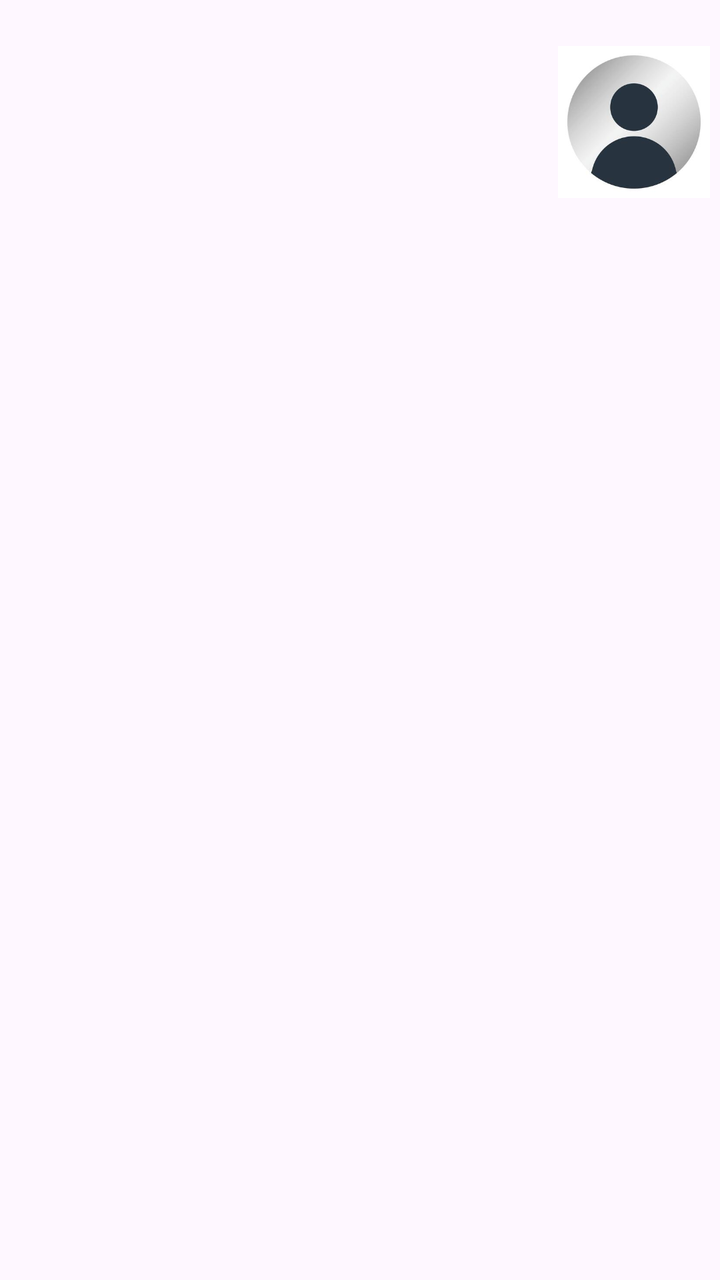
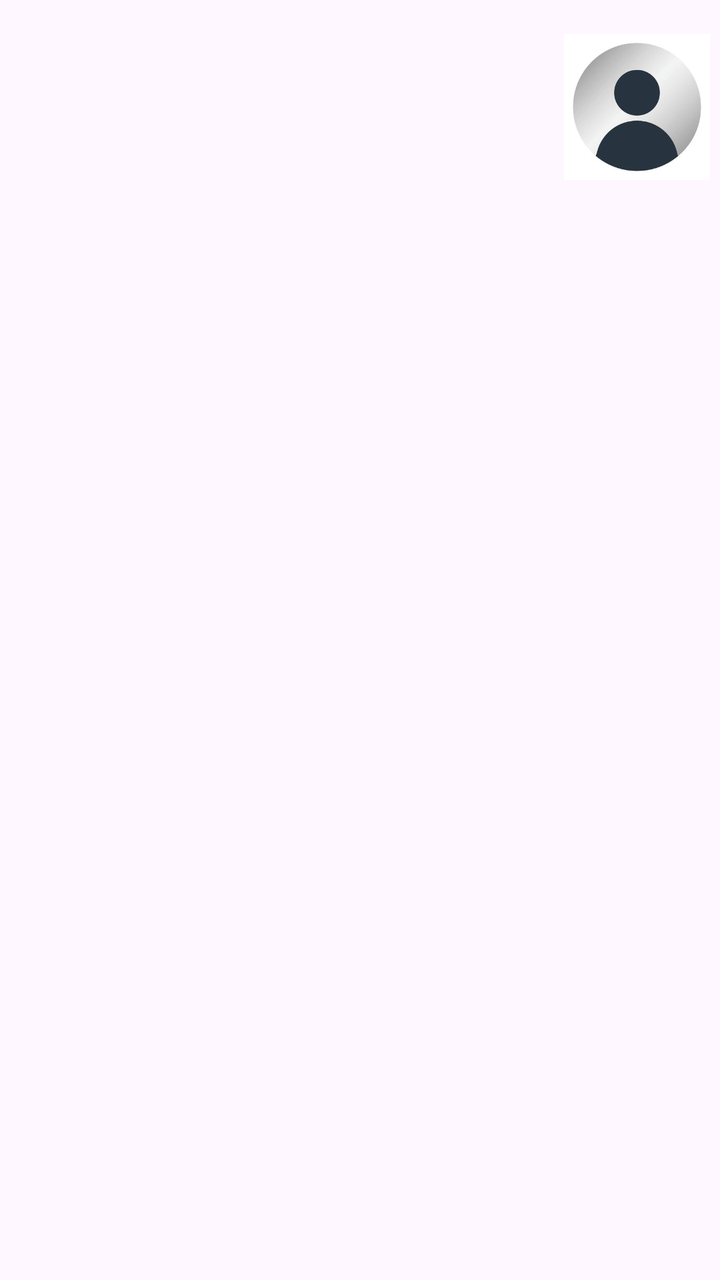

The first picture is an Android layout as it rendered before a commit; the second is the same layout after the commit. The layout source and the unified diff follow.
<!-- AndroidManifest.xml: application theme Theme.SOFE4640UFinalProject -->
<!-- res/layout/activity_homepage.xml -->
<?xml version="1.0" encoding="utf-8"?>
<androidx.constraintlayout.widget.ConstraintLayout xmlns:android="http://schemas.android.com/apk/res/android"
    xmlns:app="http://schemas.android.com/apk/res-auto"
    xmlns:tools="http://schemas.android.com/tools"
    android:id="@+id/main"
    android:layout_width="match_parent"
    android:layout_height="match_parent"
    tools:context=".Homepage">

    <ImageButton
        android:id="@+id/profileButton"
        android:layout_width="76dp"
        android:layout_height="112dp"
        android:background="@null"
        android:scaleType="fitCenter"
        android:src="@drawable/Profile"
        android:layout_margin="5dp"
        app:layout_constraintEnd_toEndOf="parent"
        app:layout_constraintTop_toTopOf="parent" />
</androidx.constraintlayout.widget.ConstraintLayout>
<!-- resources referenced by this layout -->
<resources>
  <!-- drawable Profile: jpg bitmap (drawable, 5847 bytes) -->
  <style name="Theme.SOFE4640UFinalProject" parent="Base.Theme.SOFE4640UFinalProject" />
  <style name="Base.Theme.SOFE4640UFinalProject" parent="Theme.Material3.DayNight.NoActionBar">
          
          
      </style>
</resources>

<!-- the commit's change to res/layout/activity_homepage.xml (unified diff, before → after) -->
@@ -9,12 +9,12 @@
 
     <ImageButton
         android:id="@+id/profileButton"
-        android:layout_width="76dp"
-        android:layout_height="112dp"
+        android:layout_width="73dp"
+        android:layout_height="97dp"
+        android:layout_margin="5dp"
         android:background="@null"
         android:scaleType="fitCenter"
         android:src="@drawable/Profile"
-        android:layout_margin="5dp"
         app:layout_constraintEnd_toEndOf="parent"
         app:layout_constraintTop_toTopOf="parent" />
 </androidx.constraintlayout.widget.ConstraintLayout>
